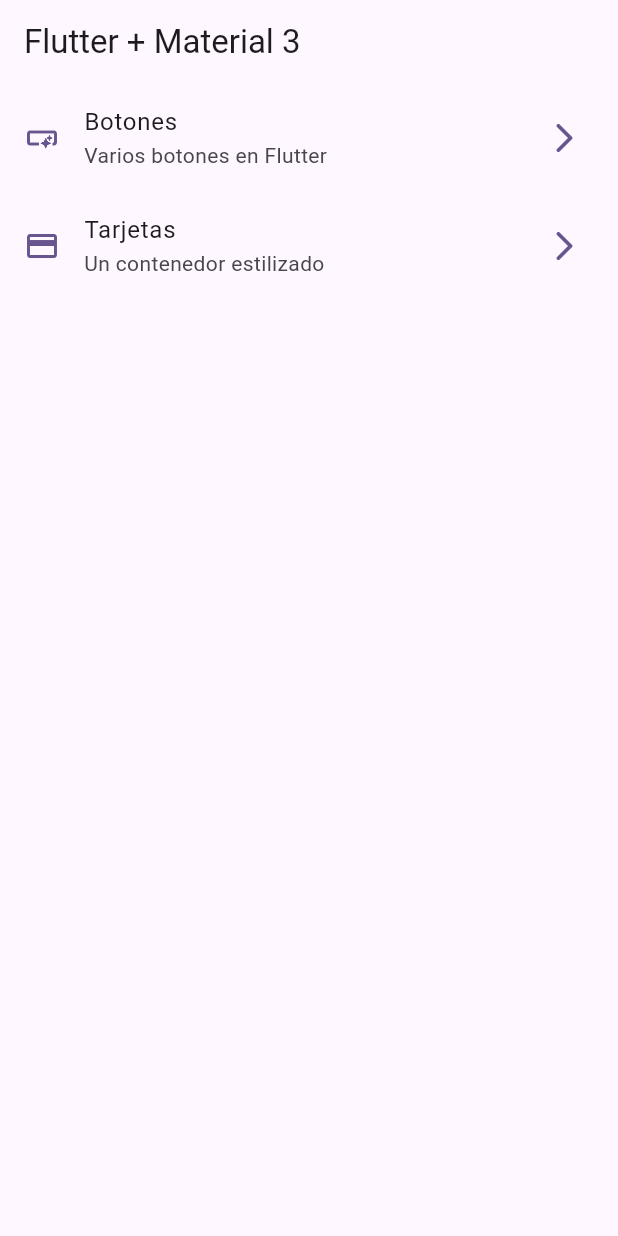
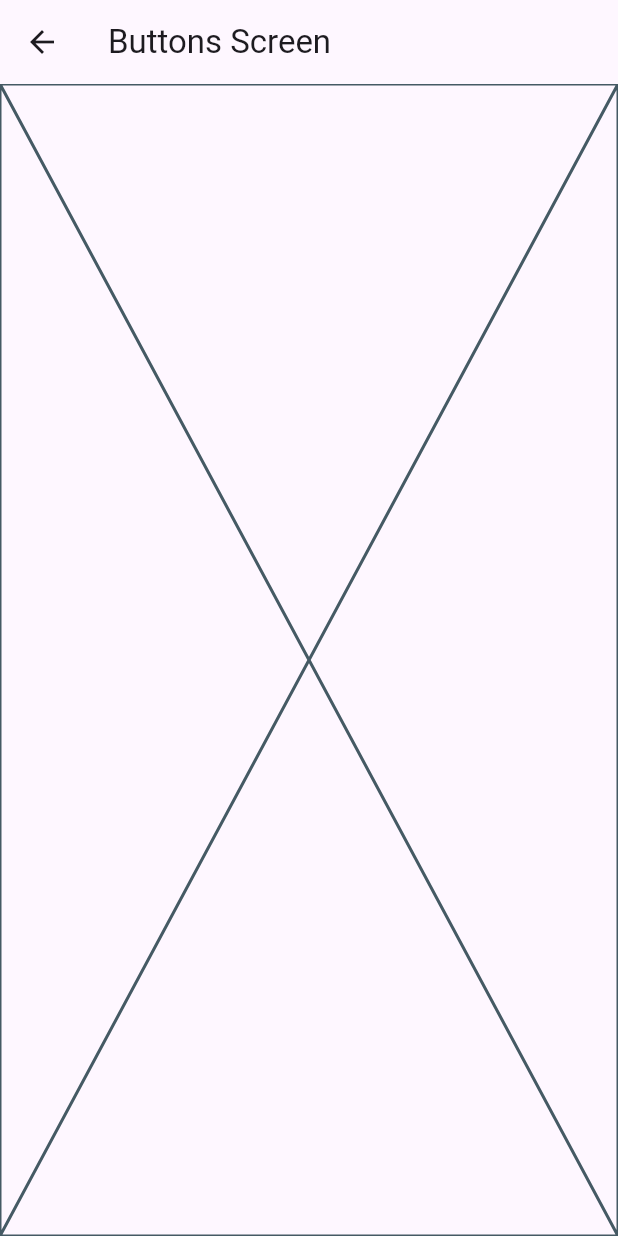
Before and after one commit to ElianC13/widgets_app, a Flutter app: the screen it shows after launch, after a tap on "Botones", on a phone screen of 412 x 824 dp. Run offline on Flutter 3.47's test engine with Material 3 defaults, Android fonts, the phone set to English and light mode, and no system bars.

```diff
--- a/lib/config/menu/menu_items.dart
+++ b/lib/config/menu/menu_items.dart
@@ -24,7 +24,7 @@ const appMenutItems = <MenuItem> [
   MenuItem(
     title: "Tarjetas",
     subTitle: "Un contenedor estilizado",
-    link: "/card",
+    link: "/cards",
     icon: Icons.credit_card
     ),
 
--- a/lib/main.dart
+++ b/lib/main.dart
@@ -1,5 +1,7 @@
 import 'package:flutter/material.dart';
 import 'package:widgets_app/config/theme/app_theme.dart';
+import 'package:widgets_app/presentation/screens/buttons/buttons_screen.dart';
+import 'package:widgets_app/presentation/screens/cards/cards_screen.dart';
 import 'package:widgets_app/presentation/screens/home/home_screen.dart';
 
 void main() {
@@ -15,6 +17,10 @@ class MainApp extends StatelessWidget {
       debugShowCheckedModeBanner: false,
       theme: AppTheme(selectedColor: 5).getTheme(),
       home: const HomeScreen(),
+      routes: {
+        '/buttons': (context) => const ButtonsScreen(),
+        '/cards': (context) => const CardsScreen()
+      },
     );
   }
 }
--- /dev/null
+++ b/lib/presentation/screens/buttons/buttons_screen.dart
@@ -0,0 +1,15 @@
+import 'package:flutter/material.dart';
+
+class ButtonsScreen extends StatelessWidget {
+  const ButtonsScreen({super.key});
+
+  @override
+  Widget build(BuildContext context) {
+    return Scaffold(
+      appBar: AppBar(
+        title: const Text('Buttons Screen'),
+      ),
+      body: const Placeholder()
+    );
+  }
+}
--- a/lib/presentation/screens/home/home_screen.dart
+++ b/lib/presentation/screens/home/home_screen.dart
@@ -1,5 +1,6 @@
 import 'package:flutter/material.dart';
 import 'package:widgets_app/config/menu/menu_items.dart';
+import 'package:widgets_app/presentation/screens/buttons/buttons_screen.dart';
 
 class HomeScreen extends StatelessWidget {
   const HomeScreen({super.key});
@@ -52,6 +53,13 @@ class _CustomListTile extends StatelessWidget {
       subtitle: Text(menuItem.subTitle),
       onTap: () {
 
+        // Navigator.of(context).push(
+        //  MaterialPageRoute(
+        //    builder: (context) => const ButtonsScreen(),
+        //  ),
+        //);
+        Navigator.pushNamed(context, menuItem.link);
+
       },
     );
   }
```
Also changed, not shown: lib/presentation/screens/cards/cards_screen.dart (added, +15 -0 lines).
